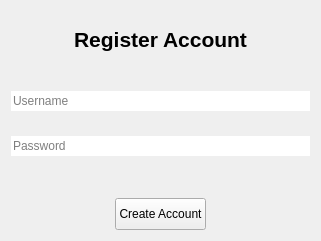
Above: UI/register.ui from Matchu02118/AcademicManagementApp before the change. Below: the same form after it.
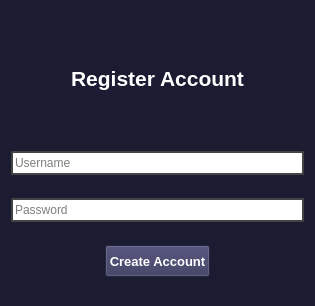
That is the form after the change.

```diff
--- a/UI/register.ui
+++ b/UI/register.ui
@@ -6,13 +6,18 @@
    <rect>
     <x>0</x>
     <y>0</y>
-    <width>321</width>
-    <height>241</height>
+    <width>315</width>
+    <height>306</height>
    </rect>
   </property>
   <property name="windowTitle">
    <string>Form</string>
   </property>
+  <property name="styleSheet">
+   <string notr="true">QWidget{
+	background:#1b1b32;
+}</string>
+  </property>
   <layout class="QVBoxLayout" name="verticalLayout">
    <item>
     <widget class="QLabel" name="registerLabel">
@@ -28,6 +33,11 @@
        <bold>true</bold>
       </font>
      </property>
+     <property name="styleSheet">
+      <string notr="true">QLabel{
+	color:#fff;
+}</string>
+     </property>
      <property name="text">
       <string>Register Account</string>
      </property>
@@ -42,7 +52,7 @@
      </property>
     </widget>
    </item>
-   <item alignment="Qt::AlignVCenter">
+   <item>
     <widget class="QLineEdit" name="username_input">
      <property name="enabled">
       <bool>true</bool>
@@ -50,20 +60,24 @@
      <property name="minimumSize">
       <size>
        <width>0</width>
-       <height>18</height>
+       <height>0</height>
       </size>
      </property>
      <property name="maximumSize">
       <size>
-       <width>320</width>
-       <height>1080</height>
+       <width>303</width>
+       <height>24</height>
       </size>
      </property>
      <property name="autoFillBackground">
       <bool>false</bool>
      </property>
      <property name="styleSheet">
-      <string notr="true"/>
+      <string notr="true">QLineEdit{
+	background:#fff;
+	border: 1.5px solid #444;
+	border-radius:2px;
+}</string>
      </property>
      <property name="frame">
       <bool>false</bool>
@@ -76,14 +90,21 @@
      </property>
     </widget>
    </item>
-   <item alignment="Qt::AlignTop">
+   <item>
     <widget class="QLineEdit" name="password_input">
      <property name="maximumSize">
       <size>
        <width>320</width>
-       <height>1080</height>
+       <height>24</height>
       </size>
      </property>
+     <property name="styleSheet">
+      <string notr="true">QLineEdit{
+	background:#fff;
+	border: 1.5px solid #444;
+	border-radius:2px;
+}</string>
+     </property>
      <property name="maxLength">
       <number>25</number>
      </property>
@@ -106,6 +127,22 @@
        <height>32</height>
       </size>
      </property>
+     <property name="font">
+      <font>
+       <family>Tahoma</family>
+       <pointsize>10</pointsize>
+       <bold>true</bold>
+      </font>
+     </property>
+     <property name="cursor">
+      <cursorShape>PointingHandCursor</cursorShape>
+     </property>
+     <property name="styleSheet">
+      <string notr="true">QPushButton{
+	background:#34345a;
+	color:#fff;
+}</string>
+     </property>
      <property name="text">
       <string>Create Account</string>
      </property>
```
